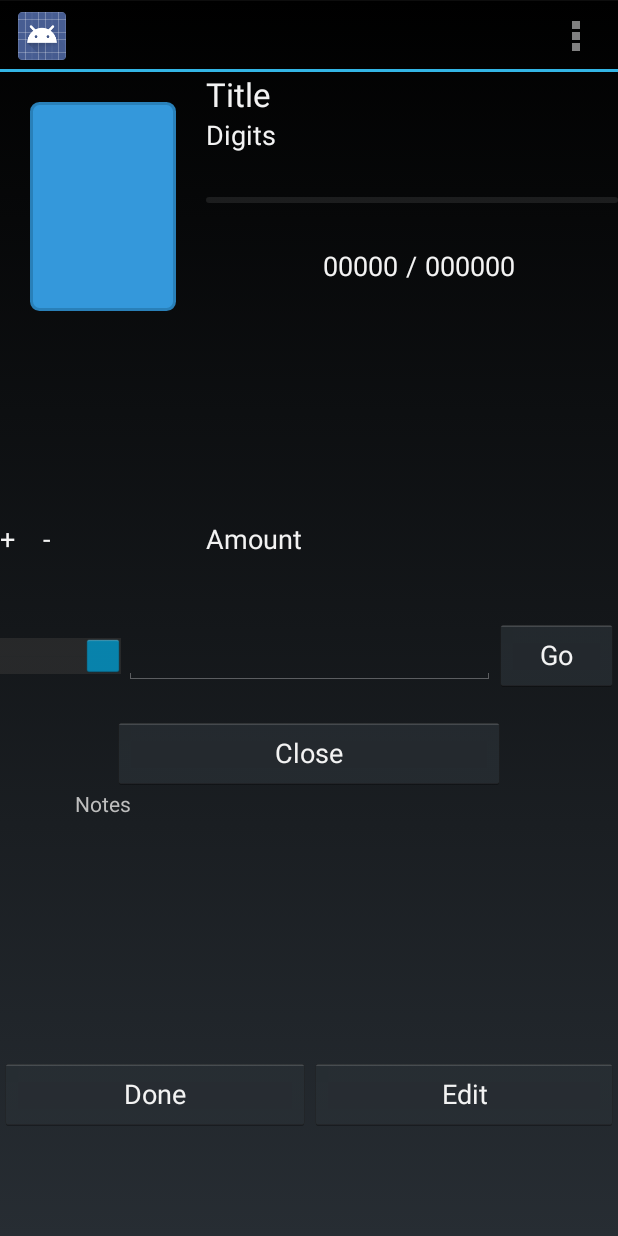
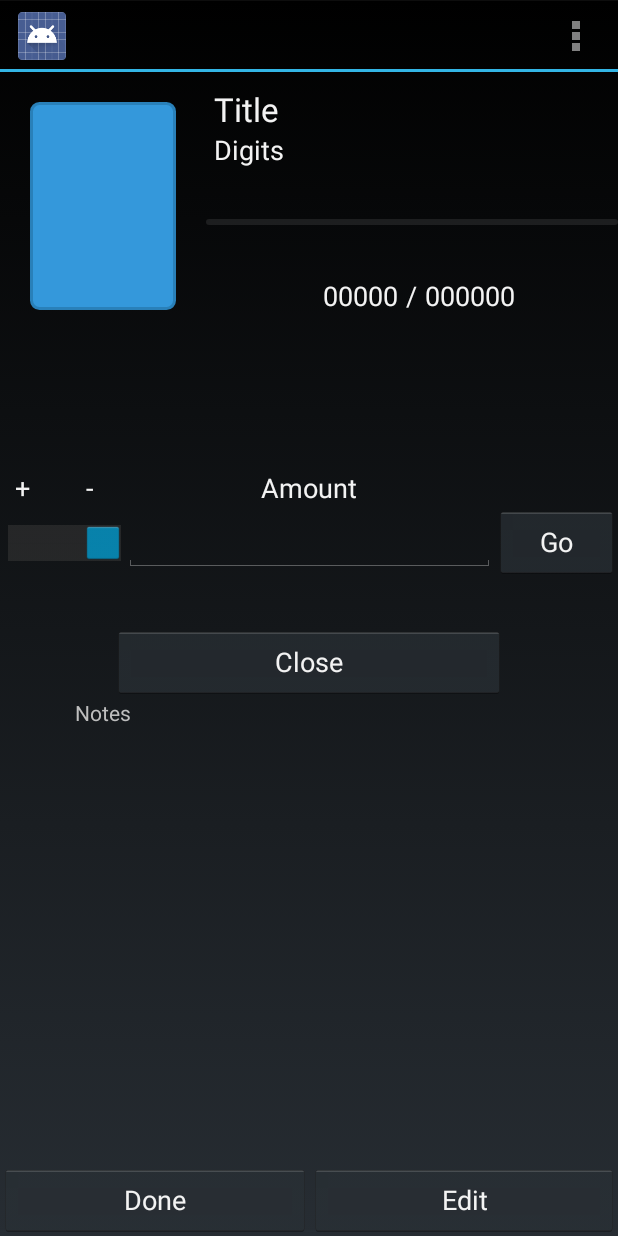
Before and after one commit to awdorsett/TrackAndHackPrototype, an Android app: the GiftCardActivity screen opened directly, with no data from a screen before it, on a phone screen of 412 x 824 dp. Run offline under Robolectric (Android 15) with nearby library versions, the phone set to English and light mode, and no system bars; 8 statements that could not run were skipped.

Commit message:
Redesign of card activity

```diff
--- a/app/src/main/java/trackandhack/trackandhackprototype_2/Activity/NewGiftCardActivity.java
+++ b/app/src/main/java/trackandhack/trackandhackprototype_2/Activity/NewGiftCardActivity.java
@@ -19,13 +19,12 @@ import trackandhack.trackandhackprototype_2.R;
 
 public class NewGiftCardActivity extends Activity {
     GiftCard giftCard;
-    String DEFAULT_TITLE = "Gift Card";
+    String DEFAULT_TITLE = "Gift Card - x";
 
     @Override
     protected void onCreate(Bundle savedInstanceState) {
         super.onCreate(savedInstanceState);
         setContentView(R.layout.activity_new_gift_card);
-
 
         getActionBar().setTitle("Add New Gift Card");
 
@@ -98,7 +97,7 @@ public class NewGiftCardActivity extends Activity {
         EditText notes = (EditText) findViewById(R.id.notesInput);
 
         if (title.getText().toString().equals("")) {
-            giftCard.setTitle(DEFAULT_TITLE + " - " + digits.getText().toString());
+            giftCard.setTitle(DEFAULT_TITLE + digits.getText().toString());
         } else {
             giftCard.setTitle(title.getText().toString());
         }
--- a/app/src/main/res/layout/activity_gift_card.xml
+++ b/app/src/main/res/layout/activity_gift_card.xml
@@ -19,7 +19,7 @@
             android:layout_weight="2"
             android:layout_marginTop="20dp"
             android:layout_marginRight="20dp"
-            android:layout_marginBottom="20dp"
+            android:layout_marginBottom="50dp"
             android:layout_marginLeft="20dp"></RelativeLayout>
 
         <LinearLayout
@@ -33,14 +33,17 @@
                 android:layout_height="wrap_content"
                 android:textAppearance="?android:attr/textAppearanceLarge"
                 android:text="Title"
-                android:id="@+id/titleText" />
+                android:id="@+id/titleText"
+                android:layout_marginLeft="5dp"
+                android:layout_marginTop="10dp" />
 
             <TextView
                 android:layout_width="wrap_content"
                 android:layout_height="wrap_content"
                 android:textAppearance="?android:attr/textAppearanceMedium"
                 android:text="Digits"
-                android:id="@+id/digitsText" />
+                android:id="@+id/digitsText"
+                android:layout_marginLeft="5dp" />
 
             <ProgressBar
                 android:layout_width="fill_parent"
@@ -88,45 +91,38 @@
         android:orientation="vertical"
         android:layout_width="fill_parent"
         android:layout_height="fill_parent"
-        android:layout_weight="11">
-
-    </LinearLayout>
-
-    <LinearLayout
-        android:orientation="vertical"
-        android:layout_width="fill_parent"
-        android:layout_height="fill_parent"
         android:layout_weight="10">
 
-        <LinearLayout
+        <RelativeLayout
             android:orientation="horizontal"
             android:layout_width="fill_parent"
             android:layout_height="fill_parent"
             android:layout_weight="1">
 
             <TextView
-                android:layout_width="fill_parent"
+                android:layout_width="wrap_content"
                 android:layout_height="wrap_content"
                 android:textAppearance="?android:attr/textAppearanceMedium"
-                android:text="+    -"
+                android:text="+        -"
                 android:id="@+id/addSubLabel"
-                android:layout_weight="1" />
+                android:layout_weight="1"
+                android:layout_alignParentStart="false"
+                android:layout_alignParentLeft="true"
+                android:layout_alignParentBottom="true"
+                android:layout_marginLeft="10dp" />
 
             <TextView
-                android:layout_width="fill_parent"
+                android:layout_width="wrap_content"
                 android:layout_height="wrap_content"
                 android:textAppearance="?android:attr/textAppearanceMedium"
                 android:text="Amount"
                 android:id="@+id/adjustmentLabel"
-                android:layout_weight="1" />
+                android:layout_weight="1"
+                android:layout_centerHorizontal="true"
+                android:layout_alignParentBottom="true"
+                android:layout_alignParentLeft="false" />
 
-            <TextView
-                android:layout_width="fill_parent"
-                android:layout_height="wrap_content"
-                android:textAppearance="?android:attr/textAppearanceMedium"
-                android:id="@+id/textView2"
-                android:layout_weight="1" />
-        </LinearLayout>
+        </RelativeLayout>
 
         <LinearLayout
             android:orientation="horizontal"
@@ -141,7 +137,8 @@
                 android:textOn=""
                 android:textOff=""
                 android:checked="true"
-                android:layout_weight="2" />
+                android:layout_weight="2"
+                android:layout_marginLeft="5dp" />
 
             <EditText
                 android:layout_width="fill_parent"
@@ -195,7 +192,8 @@
                 android:nestedScrollingEnabled="true"
                 android:layout_marginLeft="50dp"
                 android:layout_marginRight="50dp"
-                android:layout_below="@+id/notesLabel" />
+                android:layout_below="@+id/notesLabel"
+                android:textSize="10dp" />
 
         </RelativeLayout>
 
@@ -212,14 +210,16 @@
             android:layout_height="wrap_content"
             android:text="Done"
             android:id="@+id/doneButton"
-            android:layout_weight="1" />
+            android:layout_weight="1"
+            android:layout_gravity="bottom" />
 
         <Button
             android:layout_width="wrap_content"
             android:layout_height="wrap_content"
             android:text="Edit"
             android:id="@+id/editButton"
-            android:layout_weight="1" />
+            android:layout_weight="1"
+            android:layout_gravity="bottom" />
     </LinearLayout>
 
 </LinearLayout>
```
